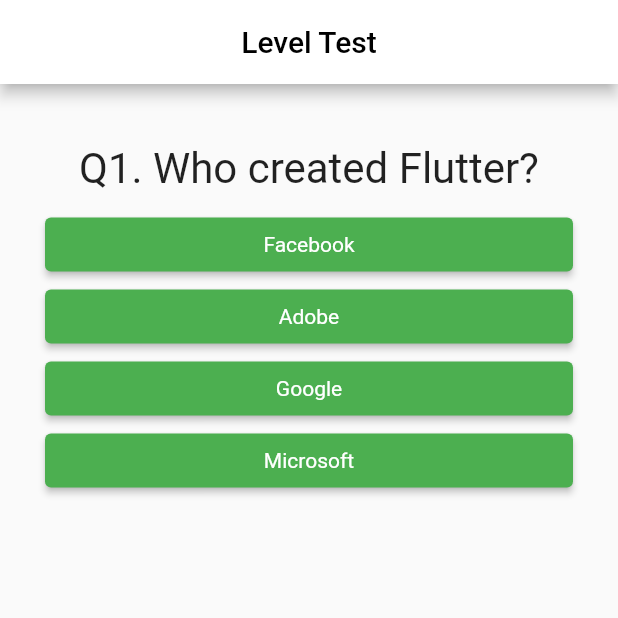
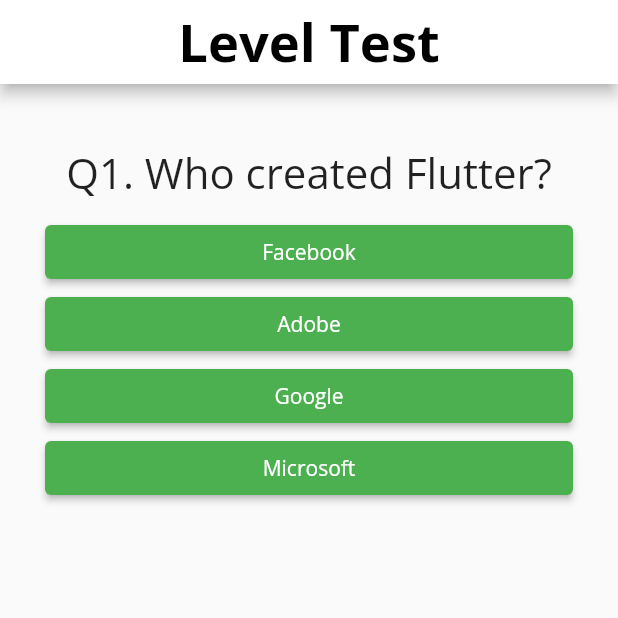
Before and after one commit to YazeedGhazalat/-flutter-e-learning, a Flutter app: the LevelQuiz screen opened by its route, on a phone screen of 412 x 824 dp, the top half of it. Run offline on Flutter 3.47's test engine with Material 2 defaults, Android fonts, the phone set to English and light mode, and no system bars; our stand-ins replace flutter_rating_bar, ionicons.

Commit message:
this is 1st update

```diff
--- a/lib/components/answer.dart
+++ b/lib/components/answer.dart
@@ -19,7 +19,7 @@
             textStyle:
                 MaterialStateProperty.all(const TextStyle(color: Colors.white)),
             backgroundColor: MaterialStateProperty.all(Colors.green)),
-        child: Text(answerText),
+        child: Text(answerText, style: TextStyle(fontFamily: "OpenSans")),
       ),
     );
   }
--- a/lib/components/question.dart
+++ b/lib/components/question.dart
@@ -12,7 +12,7 @@
       margin: const EdgeInsets.all(10),
       child: Text(
         questionText,
-        style: const TextStyle(fontSize: 28),
+        style: const TextStyle(fontSize: 28, fontFamily: "OpenSans"),
         textAlign: TextAlign.center,
       ),
     );
--- a/lib/quizzes/Q1.dart
+++ b/lib/quizzes/Q1.dart
@@ -100,7 +100,11 @@
         automaticallyImplyLeading: false,
         title: const Text(
           'Level Test',
-          style: TextStyle(color: Colors.black),
+          style: TextStyle(
+              color: Colors.black,
+              fontFamily: "OpenSans",
+              fontSize: 35,
+              fontWeight: FontWeight.bold),
         ),
         backgroundColor: Colors.white,
       ),
```
